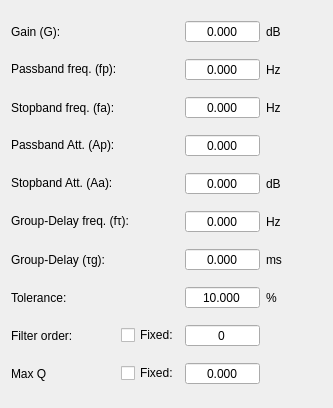
Before: the Qt Designer form app/designer/filters_data/group_delay.ui in grupo-tc-volcan/TP4, drawn with Qt 5.
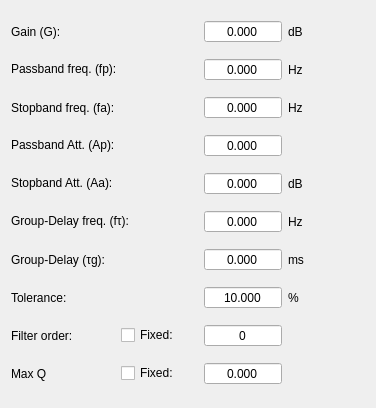
After: the same form once the commit is applied.

```diff
--- a/app/designer/filters_data/group_delay.ui
+++ b/app/designer/filters_data/group_delay.ui
@@ -6,7 +6,7 @@
    <rect>
     <x>0</x>
     <y>0</y>
-    <width>333</width>
+    <width>376</width>
     <height>408</height>
    </rect>
   </property>
```
Left out of the diff: 6 changed lines with no effect on the pictures.
